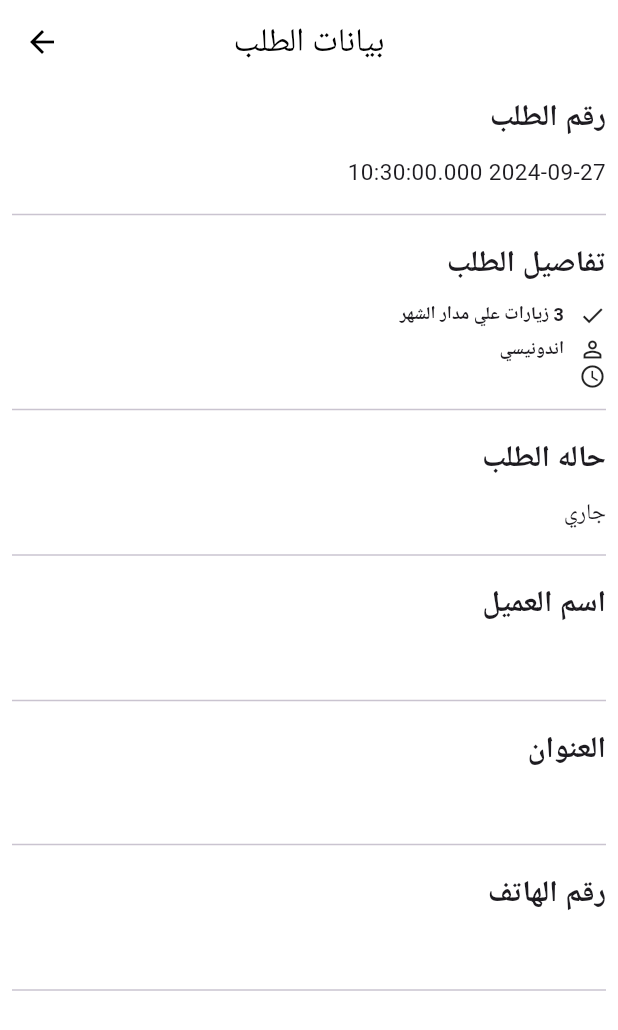
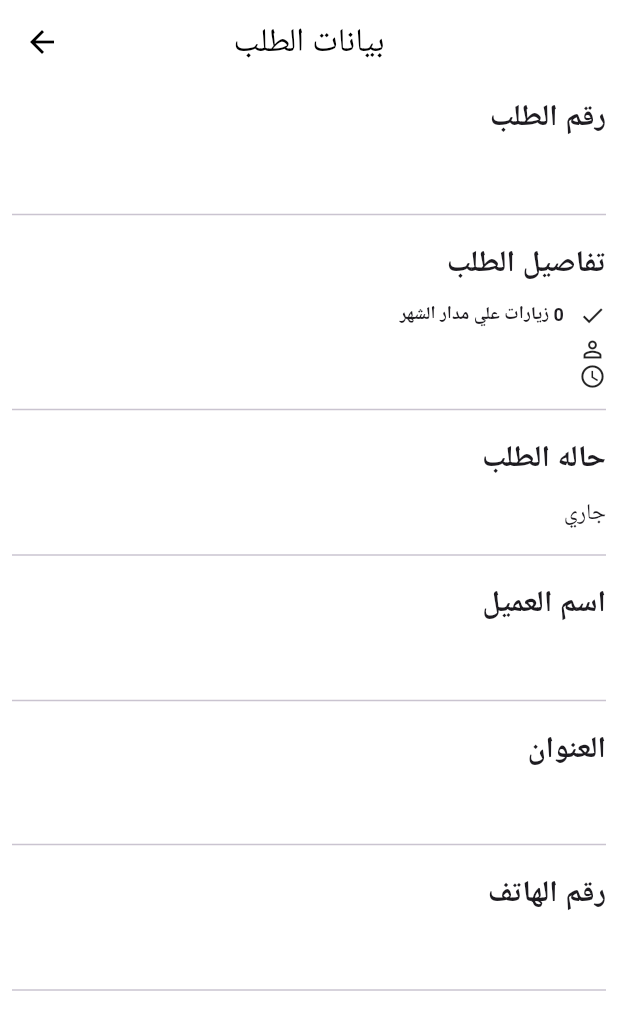
Before and after one commit to khaledshehata1997/shiplan_service, a Flutter app: the OrderDataView screen opened directly with empty values, on a phone screen of 412 x 824 dp. Shown: the top 1030 px of the screen. Run offline on Flutter 3.47's test engine with Material 3 defaults, Android fonts, the phone set to English and light mode, and no system bars; our stand-ins replace carousel_slider, cloud_firestore, firebase_auth, firebase_core, firebase_storage, flutter_rating_stars and 4 more; missing offline and left inert: flutter_share, is_first_run; accounts and stored records are empty.

Commit message:
edit order detials

```diff
--- a/lib/view/home_view/order_data_view.dart
+++ b/lib/view/home_view/order_data_view.dart
@@ -41,7 +41,7 @@ class _OrderDataViewState extends State<OrderDataView> {
                 height: 10,
               ),
               Text(
-                '${widget.orderDetails.timestamp}',
+                '${widget.orderDetails.id}',
                 textDirection: TextDirection.rtl,
                 style: const TextStyle(
                   fontSize: 15,
@@ -62,11 +62,11 @@ class _OrderDataViewState extends State<OrderDataView> {
               const SizedBox(
                 height: 10,
               ),
-              const Row(
+               Row(
                 mainAxisAlignment: MainAxisAlignment.end,
                 children: [
                   Text(
-                    '3 زيارات علي مدار الشهر',
+                    '${widget.orderDetails.visitCount} زيارات علي مدار الشهر',
                     textDirection: TextDirection.rtl,
                     style: TextStyle(fontSize: 12, fontWeight: FontWeight.bold),
                   ),
@@ -79,11 +79,11 @@ class _OrderDataViewState extends State<OrderDataView> {
               const SizedBox(
                 height: 5,
               ),
-              const Row(
+               Row(
                 mainAxisAlignment: MainAxisAlignment.end,
                 children: [
                   Text(
-                    'اندونيسي',
+                    '${widget.orderDetails.maidCountry}',
                     textDirection: TextDirection.rtl,
                     style: TextStyle(fontSize: 12, fontWeight: FontWeight.bold),
                   ),
--- a/lib/view_model/order_model/order_model.dart
+++ b/lib/view_model/order_model/order_model.dart
@@ -1,6 +1,9 @@
 class OrderModel {
+  final String id;
   final String maidId;
   final String maidName;
+  final String maidCountry;
+  final int visitCount;
   final String fullName;
   final String phoneNumber;
   final String address;
@@ -10,8 +13,11 @@ class OrderModel {
   final DateTime timestamp;
 
   OrderModel({
+    required this.id,
     required this.maidId,
+    required this.visitCount,
     required this.maidName,
+    required this.maidCountry,
     required this.fullName,
     required this.phoneNumber,
     required this.address,
@@ -24,8 +30,11 @@ class OrderModel {
   // Factory method to create an Order instance from a Firestore document
   factory OrderModel.fromMap(Map<String, dynamic> data) {
     return OrderModel(
+      id: data['id'] ?? '',
+      visitCount: data['visitCount'] ?? 0,
       maidId: data['maidId'] ?? '',
       maidName: data['maidName'] ?? '',
+      maidCountry: data['maidCountry'] ?? '',
       fullName: data['fullName'] ?? '',
       phoneNumber: data['phoneNumber'] ?? '',
       address: data['address'] ?? '',
@@ -39,8 +48,10 @@ class OrderModel {
   // Convert an Order instance to a Map to store in Firestore
   Map<String, dynamic> toMap() {
     return {
+      'id': id,
       'maidId': maidId,
       'maidName': maidName,
+      'maidCountry': maidCountry,
       'fullName': fullName,
       'phoneNumber': phoneNumber,
       'address': address,
```
Also changed, not shown: lib/view/home_view/confirm_order_view.dart (+27 -11 lines).
